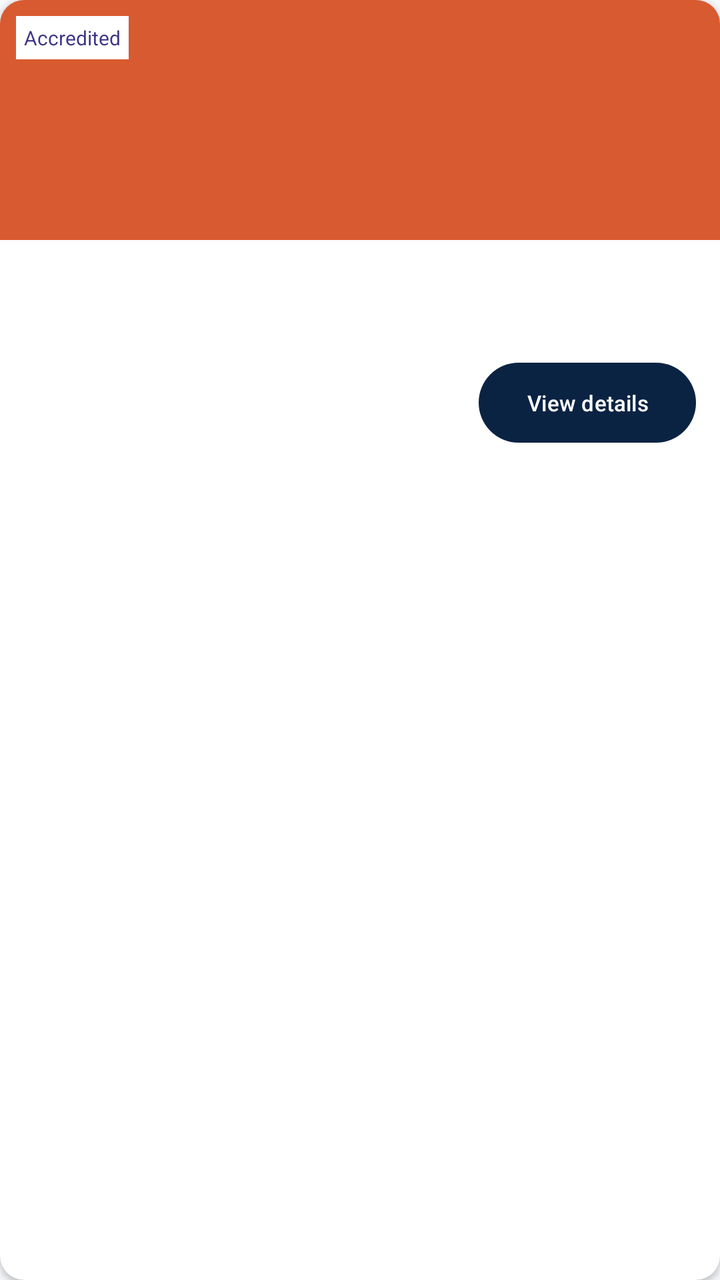
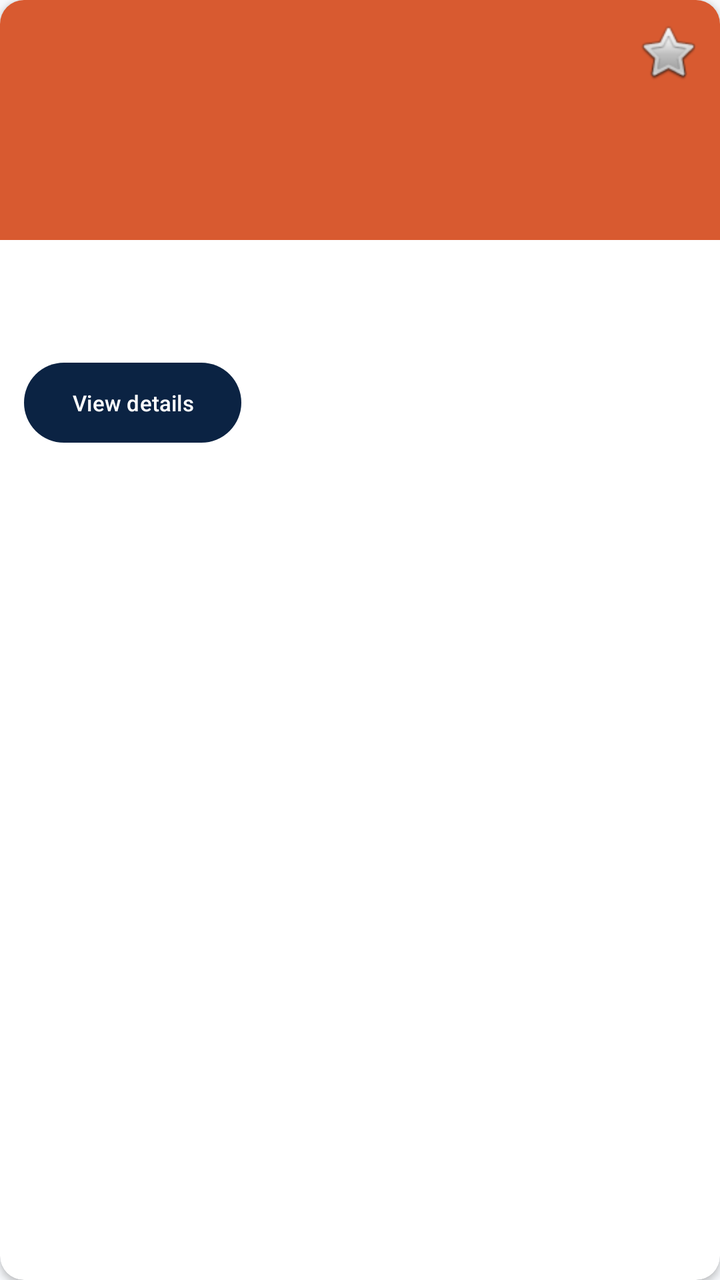

An Android layout rendered at two revisions. The XML below is the earlier revision; the diff shows what the commit changed to produce the second picture.
<!-- AndroidManifest.xml: application theme Theme.ChommieHub -->
<!-- res/layout/item_accommodation.xml -->
<androidx.cardview.widget.CardView xmlns:android="http://schemas.android.com/apk/res/android"
    xmlns:app="http://schemas.android.com/apk/res-auto"
    android:layout_width="match_parent"
    android:layout_height="wrap_content"
    android:layout_marginBottom="12dp"
    app:cardCornerRadius="12dp"
    app:cardElevation="2dp">

    <LinearLayout
        android:layout_width="match_parent"
        android:layout_height="wrap_content"
        android:orientation="vertical">

        <FrameLayout
            android:layout_width="match_parent"
            android:layout_height="120dp"
            android:background="#D85A30">

            <TextView
                android:id="@+id/textBadge"
                android:layout_width="wrap_content"
                android:layout_height="wrap_content"
                android:layout_gravity="top|start"
                android:layout_margin="8dp"
                android:background="#FFFFFF"
                android:padding="4dp"
                android:text="Accredited"
                android:textColor="#3C3489"
                android:textSize="10sp" />

        </FrameLayout>

        <LinearLayout
            android:layout_width="match_parent"
            android:layout_height="wrap_content"
            android:orientation="vertical"
            android:padding="12dp">

            <TextView
                android:id="@+id/textName"
                android:layout_width="wrap_content"
                android:layout_height="wrap_content"
                android:textSize="14sp"
                android:textStyle="bold" />

            <TextView
                android:id="@+id/textLocation"
                android:layout_width="wrap_content"
                android:layout_height="wrap_content"
                android:layout_marginTop="2dp"
                android:textColor="#666666"
                android:textSize="12sp" />

            <LinearLayout
                android:layout_width="match_parent"
                android:layout_height="wrap_content"
                android:layout_marginTop="8dp"
                android:gravity="center_vertical"
                android:orientation="horizontal">

                <TextView
                    android:id="@+id/textPrice"
                    android:layout_width="0dp"
                    android:layout_height="wrap_content"
                    android:layout_weight="1"
                    android:textSize="13sp"
                    android:textStyle="bold" />

                <Button
                    android:id="@+id/buttonViewDetails"
                    android:layout_width="wrap_content"
                    android:layout_height="wrap_content"
                    android:text="View details"
                    android:textAllCaps="false"
                    android:textSize="11sp" />

            </LinearLayout>

        </LinearLayout>

    </LinearLayout>

</androidx.cardview.widget.CardView>
<!-- resources referenced by this layout -->
<resources>
  <style name="Theme.ChommieHub" parent="Base.Theme.ChommieHub" />
  <style name="Base.Theme.ChommieHub" parent="Theme.Material3.DayNight.NoActionBar">
  
          <item name="colorPrimary">@color/chommie_navy</item>
          <item name="colorOnPrimary">@color/white</item>
  
          <item name="colorSecondary">@color/chommie_gold</item>
          <item name="colorOnSecondary">@color/chommie_navy</item>
  
          <item name="colorSurface">@color/chommie_surface</item>
          <item name="colorOnSurface">@color/chommie_text_primary</item>
  
          <item name="android:windowBackground">@color/chommie_background</item>
  
          <item name="android:statusBarColor">@color/chommie_navy</item>
          <item name="android:navigationBarColor">@color/chommie_navy</item>
  
          <item name="android:windowLightStatusBar">false</item>
          <item name="android:windowLightNavigationBar">false</item>
  
      </style>
  <color name="chommie_navy">#0B2343</color>
  <color name="white">#FFFFFF</color>
  <color name="chommie_gold">#F4AA08</color>
  <color name="chommie_surface">#FFFFFF</color>
  <color name="chommie_text_primary">#172033</color>
  <color name="chommie_background">#F7F9FC</color>
</resources>

<!-- the commit's change to res/layout/item_accommodation.xml (unified diff, before → after) -->
@@ -16,17 +16,15 @@
             android:layout_height="120dp"
             android:background="#D85A30">
 
-            <TextView
-                android:id="@+id/textBadge"
-                android:layout_width="wrap_content"
-                android:layout_height="wrap_content"
-                android:layout_gravity="top|start"
+            <ImageButton
+                android:id="@+id/buttonShortlist"
+                android:layout_width="36dp"
+                android:layout_height="36dp"
+                android:layout_gravity="top|end"
                 android:layout_margin="8dp"
-                android:background="#FFFFFF"
-                android:padding="4dp"
-                android:text="Accredited"
-                android:textColor="#3C3489"
-                android:textSize="10sp" />
+                android:background="@android:color/transparent"
+                android:contentDescription="Add to shortlist"
+                android:src="@android:drawable/btn_star_big_off" />
 
         </FrameLayout>
 
@@ -51,30 +49,14 @@
                 android:textColor="#666666"
                 android:textSize="12sp" />
 
-            <LinearLayout
-                android:layout_width="match_parent"
+            <Button
+                android:id="@+id/buttonViewDetails"
+                android:layout_width="wrap_content"
                 android:layout_height="wrap_content"
                 android:layout_marginTop="8dp"
-                android:gravity="center_vertical"
-                android:orientation="horizontal">
-
-                <TextView
-                    android:id="@+id/textPrice"
-                    android:layout_width="0dp"
-                    android:layout_height="wrap_content"
-                    android:layout_weight="1"
-                    android:textSize="13sp"
-                    android:textStyle="bold" />
-
-                <Button
-                    android:id="@+id/buttonViewDetails"
-                    android:layout_width="wrap_content"
-                    android:layout_height="wrap_content"
-                    android:text="View details"
-                    android:textAllCaps="false"
-                    android:textSize="11sp" />
-
-            </LinearLayout>
+                android:text="View details"
+                android:textAllCaps="false"
+                android:textSize="11sp" />
 
         </LinearLayout>
 
